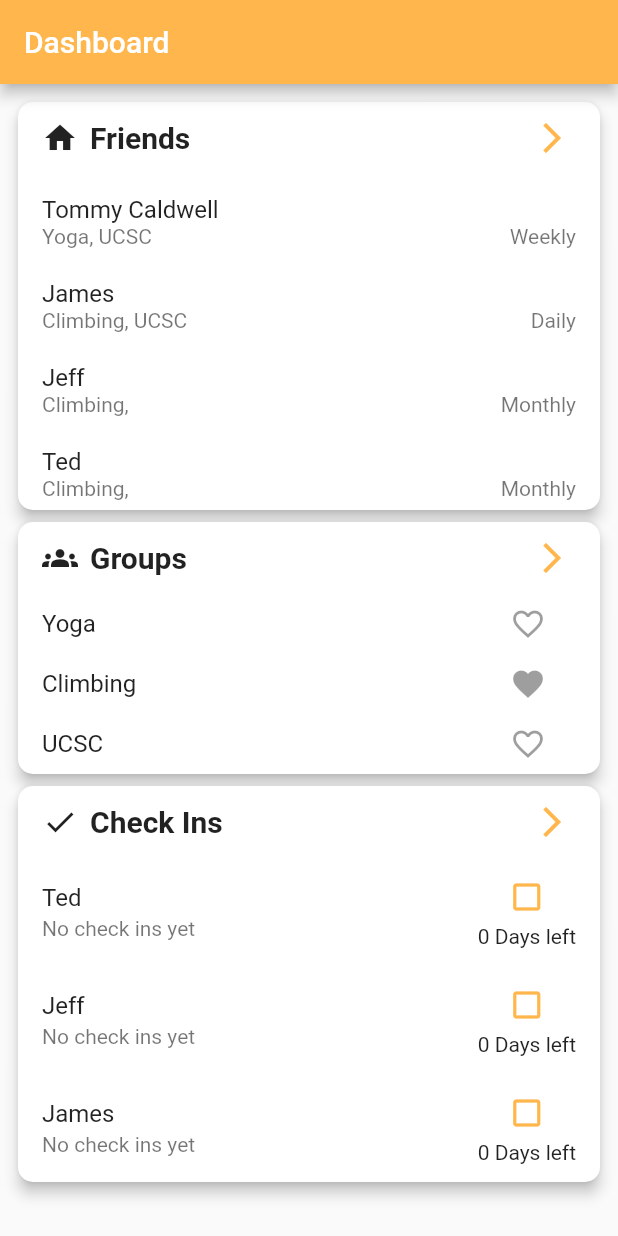
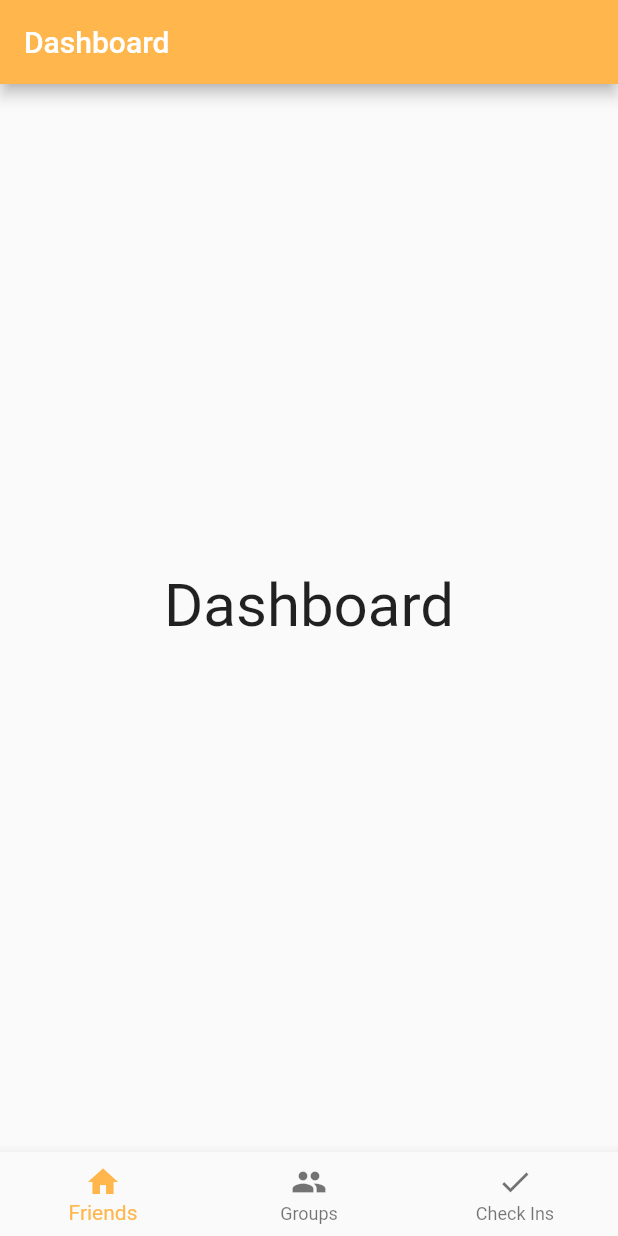
Before and after one commit to oluthje/friends-app-ui-only, a Flutter app: the screen it shows after launch, on a phone screen of 412 x 824 dp. Run offline on Flutter 3.47's test engine with Material 2 defaults, Android fonts, the phone set to English and light mode, and no system bars; our stand-ins replace grouped_list; Roboto replaces fonts that are missing (comic sans ms).

Commit message:
bottom nav appearance

```diff
--- a/lib/constants.dart
+++ b/lib/constants.dart
@@ -98,6 +98,6 @@ final groupsDocs = [
   {
     "favorited": false,
     "friend_ids": ["1"],
-    "name": "Yoga",
+    "name": "High School",
   },
 ];
--- a/lib/main.dart
+++ b/lib/main.dart
@@ -80,7 +80,29 @@ class _FriendsApp extends State<FriendsApp> {
 
     return Scaffold(
       appBar: AppBar(
-        title: const Text('Dashboard'),
+        title: const Text(
+          'Dashboard',
+          style: TextStyle(fontFamily: 'comic sans ms'),
+        ),
+      ),
+      bottomNavigationBar: BottomNavigationBar(
+        items: [
+          BottomNavigationBarItem(
+            icon: Icon(Icons.home),
+            label: "Friends",
+            backgroundColor: Colors.blue,
+          ),
+          BottomNavigationBarItem(
+            icon: Icon(Icons.people),
+            label: "Groups",
+            backgroundColor: Colors.blue,
+          ),
+          BottomNavigationBarItem(
+            icon: Icon(Icons.check),
+            label: "Check Ins",
+            backgroundColor: Colors.blue,
+          ),
+        ],
       ),
       body: Padding(
           padding: const EdgeInsets.only(
@@ -89,26 +111,32 @@ class _FriendsApp extends State<FriendsApp> {
             right: 8.0,
             bottom: 25.0,
           ),
-        child: SingleChildScrollView(
-          child: Column(
-            children: <Widget>[
-              FriendsCard(
-                friends: friendsDocs,
-                groups: groupsDocs,
-                showFriendModal: showFriendModal,
+          child: Center(
+            child: Text(
+              "Dashboard",
+              style: TextStyle(fontSize: 40),
             ),
-              GroupsCard(
-                friends: friendsDocs,
-                groups: groupsDocs,
-              ),
-              CheckInsCard(
-                friends: friendsDocs,
-                groups: groupsDocs,
-                showFriendModal: showFriendModal,
-              ),
-            ],
-          ),
-        ),
+          )
+          // child: SingleChildScrollView(
+          //   child: Column(
+          //     children: <Widget>[
+          //       FriendsCard(
+          //         friends: friendsDocs,
+          //         groups: groupsDocs,
+          //         showFriendModal: showFriendModal,
+          //       ),
+          //       GroupsCard(
+          //         friends: friendsDocs,
+          //         groups: groupsDocs,
+          //       ),
+          //       CheckInsCard(
+          //         friends: friendsDocs,
+          //         groups: groupsDocs,
+          //         showFriendModal: showFriendModal,
+          //       ),
+          //     ],
+          //   ),
+          // ),
           ),
     );
   }
--- /dev/null
+++ b/lib/widgets/dashboard/bottomnavbar.dart
@@ -0,0 +1,8 @@
+import 'package:flutter/material.dart';
+
+class BottomTabBar extends StatelessWidget {
+  @override
+  Widget build(BuildContext context) {
+    return Container();
+  }
+}
```
Also changed, not shown: pubspec.yaml (+7 -6 lines), fonts/GothamBold.ttf (added), fonts/GothamBoldItalic.ttf (added), fonts/GothamBook.ttf (added), fonts/GothamBookItalic.ttf (added), fonts/GothamLight.ttf (added), fonts/GothamLightItalic.ttf (added), fonts/GothamMedium.ttf (added), fonts/GothamMediumItalic.ttf (added), fonts/GothamMedium_1.ttf (added). Lines whose indentation alone changed are shown as unchanged.
